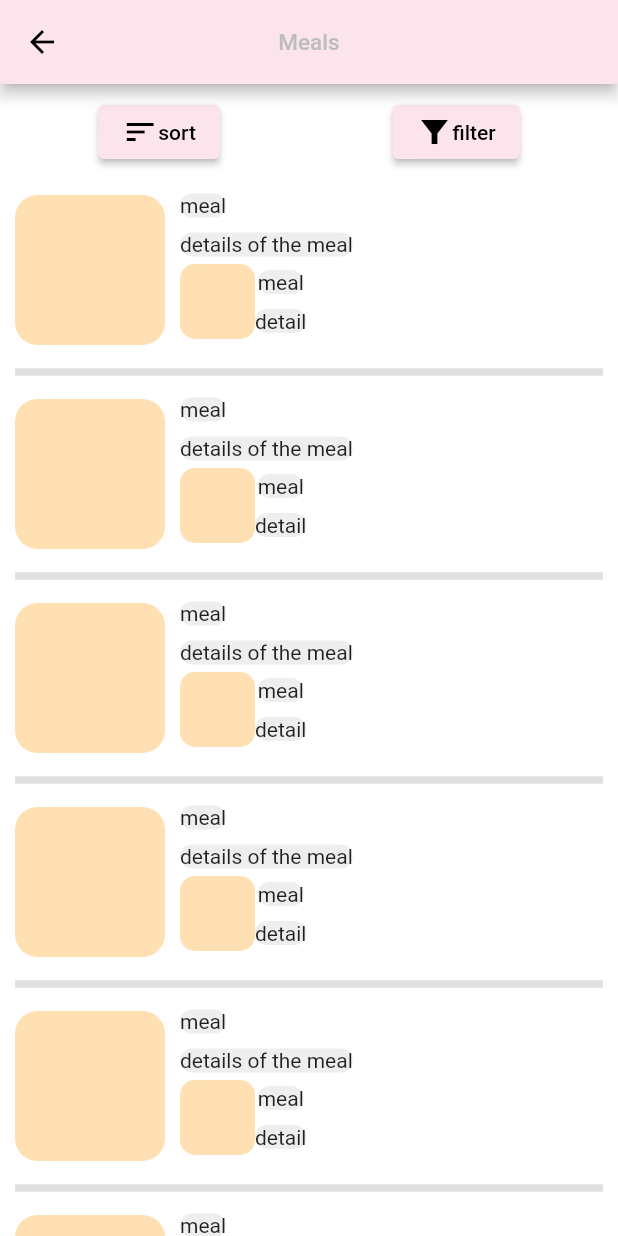
After one commit to MusaGillani/flex-app, a Flutter app: the MealsView screen opened directly, on a phone screen of 412 x 824 dp. The commit adds this screen. Run offline on Flutter 3.47's test engine with Material 2 defaults, Android fonts, the phone set to English and light mode, and no system bars; our stand-ins replace bottom_navy_bar, cloud_firestore, firebase_auth, firebase_core; missing offline and left inert: qr_code_scanner; accounts and stored records are empty.

Commit message:
moved meals form to separate widget moved meals view to separate widget showing view based on res or cus type in meals

```diff
--- /dev/null
+++ b/lib/widgets/meals_view.dart
@@ -0,0 +1,169 @@
+import 'package:flutter/material.dart';
+
+class MealsView extends StatefulWidget {
+  const MealsView({Key? key}) : super(key: key);
+
+  @override
+  _MealsViewState createState() => _MealsViewState();
+}
+
+class _MealsViewState extends State<MealsView> {
+  @override
+  Widget build(BuildContext context) {
+    return Scaffold(
+      appBar: AppBar(
+        backgroundColor: Colors.pink.shade50,
+        title: Text(
+          'Meals',
+          style: TextStyle(color: Colors.grey.shade400, fontSize: 15),
+        ),
+        centerTitle: true,
+      ),
+      body: LayoutBuilder(
+        builder: (
+          ctx,
+          constraints,
+        ) =>
+            Container(
+          height: constraints.maxHeight,
+          width: constraints.maxWidth,
+          child: Column(
+            children: [
+              Padding(
+                padding: const EdgeInsets.all(8.0),
+                child: Row(
+                  mainAxisSize: MainAxisSize.max,
+                  mainAxisAlignment: MainAxisAlignment.spaceAround,
+                  children: [
+                    ElevatedButton(
+                      onPressed: () => showDialog(
+                        context: context,
+                        builder: (
+                          ctx,
+                        ) =>
+                            SimpleDialog(
+                          title: Text('Sort By:'),
+                          children: [
+                            SimpleDialogOption(
+                              onPressed: () =>
+                                  Navigator.pop(context, 'some data'),
+                              child: Text('Date added'),
+                            ),
+                          ],
+                        ),
+                      ),
+                      child: Row(
+                        children: [
+                          Icon(Icons.sort_sharp),
+                          Text('sort'),
+                        ],
+                      ),
+                      style: ElevatedButton.styleFrom(
+                          primary: Colors.pink.shade50),
+                    ),
+                    ElevatedButton(
+                      onPressed: () {},
+                      child: Row(
+                        children: [
+                          Icon(Icons.filter_alt_sharp),
+                          Text('filter'),
+                        ],
+                      ),
+                      style: ElevatedButton.styleFrom(
+                          primary: Colors.pink.shade50),
+                    ),
+                  ],
+                ),
+              ),
+              Expanded(
+                child: ListView.separated(
+                  separatorBuilder: (ctx, i) => Padding(
+                    padding: const EdgeInsets.symmetric(horizontal: 10.0),
+                    child: Divider(
+                      thickness: 5.0,
+                    ),
+                  ),
+                  itemCount: 14,
+                  itemBuilder: (
+                    ctx,
+                    i,
+                  ) =>
+                      //   Card(
+                      // margin: const EdgeInsets.all(10),
+                      // shape: RoundedRectangleBorder(
+                      //   borderRadius: BorderRadius.circular(25),
+                      // ),
+                      // child:
+                      Container(
+                    width: constraints.maxWidth,
+                    child: Row(
+                      children: [
+                        Container(
+                          height: 100,
+                          width: 100,
+                          margin: EdgeInsets.symmetric(
+                              horizontal: 10, vertical: 10),
+                          decoration: BoxDecoration(
+                            color: Theme.of(context).primaryColorLight,
+                            borderRadius: BorderRadius.circular(15),
+                          ),
+                        ),
+                        Expanded(
+                          child: Column(
+                            crossAxisAlignment: CrossAxisAlignment.start,
+                            children: [
+                              ListItemText(child: Text('meal')),
+                              SizedBox(height: 10),
+                              ListItemText(child: Text('details of the meal')),
+                              Row(
+                                children: [
+                                  Container(
+                                    height: 50,
+                                    width: 50,
+                                    margin: EdgeInsets.symmetric(vertical: 5),
+                                    decoration: BoxDecoration(
+                                      color:
+                                          Theme.of(context).primaryColorLight,
+                                      borderRadius: BorderRadius.circular(10),
+                                    ),
+                                  ),
+                                  Column(
+                                    children: [
+                                      ListItemText(child: Text('meal')),
+                                      SizedBox(height: 10),
+                                      ListItemText(child: Text('detail')),
+                                    ],
+                                  ),
+                                ],
+                              )
+                            ],
+                          ),
+                        ),
+                      ],
+                    ),
+                  ),
+                ),
+              ),
+            ],
+          ),
+        ),
+        // ),
+      ),
+    );
+  }
+}
+
+class ListItemText extends StatelessWidget {
+  const ListItemText({Key? key, required this.child}) : super(key: key);
+  final Text child;
+  @override
+  Widget build(BuildContext context) {
+    return Container(
+      decoration: BoxDecoration(
+        color: Colors.grey.shade200,
+        borderRadius: BorderRadius.circular(25),
+      ),
+      child: child,
+    );
+  }
+}
```
Also changed, not shown: lib/screens/home_pages/meals.dart (+5 -162 lines), lib/widgets/meal_adding_form.dart (added, +206 -0 lines).
